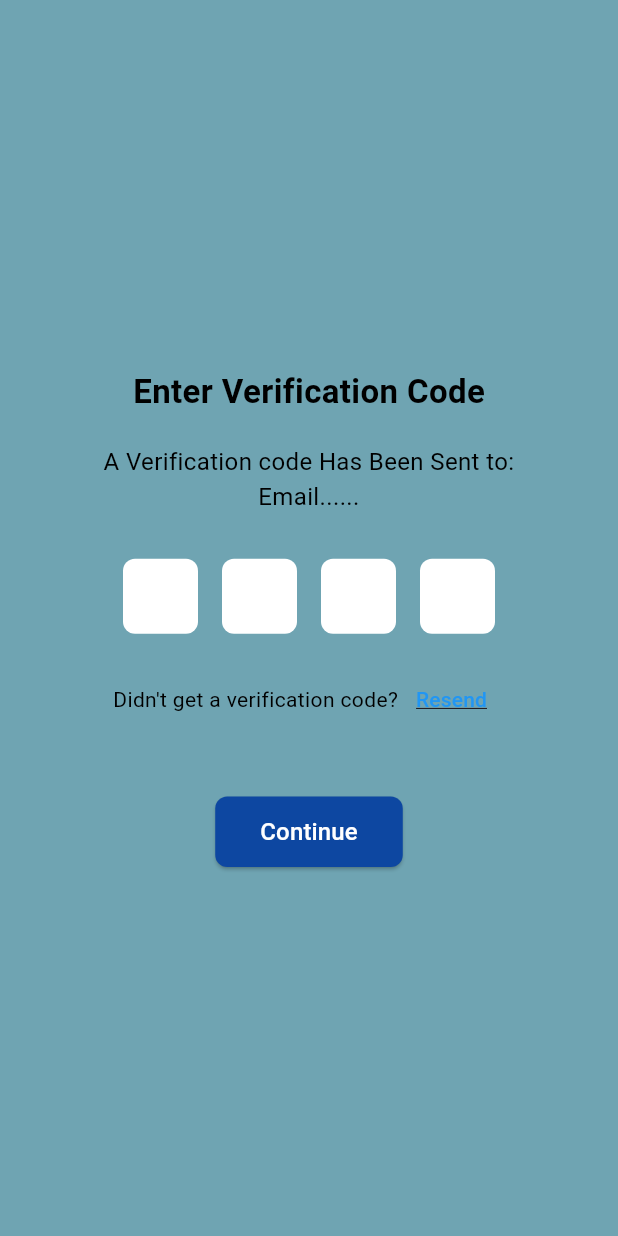
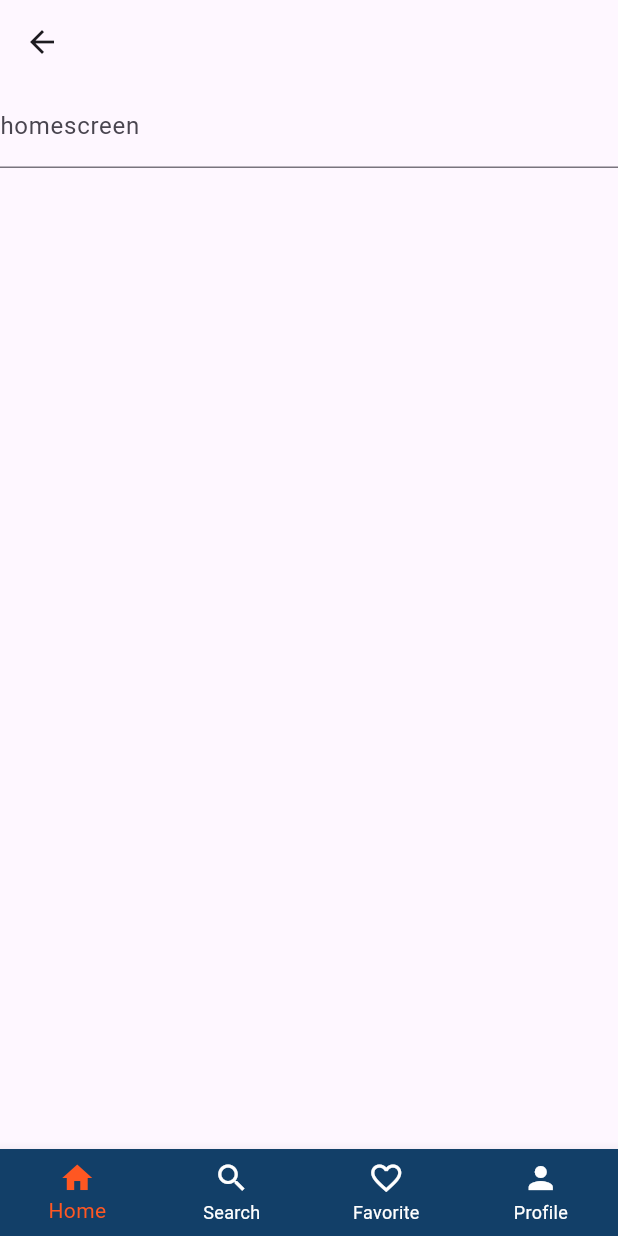
Before and after one commit to Abdallahm0/Mate7tarsh, a Flutter app: the VerifyAccountPage screen opened directly, after a tap on "Continue", on a phone screen of 412 x 824 dp. Run offline on Flutter 3.47's test engine with Material 3 defaults, Android fonts, the phone set to English and light mode, and no system bars.

Commit message:
Added Landing page and its bottom navigation with dummy views

```diff
--- /dev/null
+++ b/lib/Screens/home_screen.dart
@@ -0,0 +1,13 @@
+import 'package:flutter/material.dart';
+
+class HomeScreenPage extends StatelessWidget {
+  const HomeScreenPage({super.key});
+
+  @override
+  Widget build(BuildContext context) {
+    return TextField(
+        decoration: InputDecoration(
+      labelText: "homescreen",
+    ));
+  }
+}
--- /dev/null
+++ b/lib/Screens/landing_page.dart
@@ -0,0 +1,61 @@
+import 'package:flutter/material.dart';
+import 'package:mate7tarsh/Screens/favorite_screen.dart';
+import 'package:mate7tarsh/Screens/home_screen.dart';
+import 'package:mate7tarsh/Screens/profile_screen.dart';
+import 'package:mate7tarsh/Screens/search_screen.dart';
+
+
+class LandingPage extends StatefulWidget {
+  const LandingPage({super.key});
+
+  @override
+  State<LandingPage> createState() => _LandingPageState();
+}
+
+class _LandingPageState extends State<LandingPage> {
+  int _currentIndex = 0;
+  final List<Widget> _screens = [
+    HomeScreenPage(),
+    SearchScreenPage(),
+    FavoriteScreenPage(),
+    ProfileScreenPage(),
+  ];
+
+  @override
+  Widget build(BuildContext context) {
+    return Scaffold(
+      appBar: AppBar(),
+      body: _screens[_currentIndex],
+      bottomNavigationBar: BottomNavigationBar(
+        type: BottomNavigationBarType.fixed,
+        backgroundColor: Color(0xFF123F68),
+        unselectedItemColor: Colors.white,
+        selectedItemColor: Colors.deepOrange,
+        currentIndex: _currentIndex,
+        onTap: (index) {
+          setState(() {
+            _currentIndex = index;
+          });
+        },
+        items: [
+          BottomNavigationBarItem(
+            icon: Icon(Icons.home),
+            label: 'Home',
+          ),
+          BottomNavigationBarItem(
+            icon: Icon(Icons.search),
+            label: 'Search',
+          ),
+          BottomNavigationBarItem(
+            icon: Icon(Icons.favorite_border_outlined),
+            label: 'Favorite',
+          ),
+          BottomNavigationBarItem(
+            icon: Icon(Icons.person),
+            label: 'Profile',
+          ),
+        ],
+      ),
+    );
+  }
+}
--- a/lib/Screens/verification_page.dart
+++ b/lib/Screens/verification_page.dart
@@ -1,5 +1,6 @@
 import 'package:flutter/material.dart';
 import 'package:flutter/services.dart';
+import 'package:mate7tarsh/Screens/landing_page.dart';
 
 class VerifyAccountPage extends StatelessWidget {
   const VerifyAccountPage({super.key});
@@ -121,6 +122,13 @@ class VerifyAccountPage extends StatelessWidget {
                   ElevatedButton(
                     onPressed: () {
                       // Continue logic here
+                      Navigator.push(
+                        context,
+                        MaterialPageRoute(
+                          builder: (context) => const LandingPage(),
+                        ),
+                      );
+
                     },
                     style: ElevatedButton.styleFrom(
                       backgroundColor: Colors.blue[900],
```
Also changed, not shown: lib/Screens/favorite_screen.dart (added, +13 -0 lines), lib/Screens/profile_screen.dart (added, +13 -0 lines), lib/Screens/search_screen.dart (added, +13 -0 lines).
